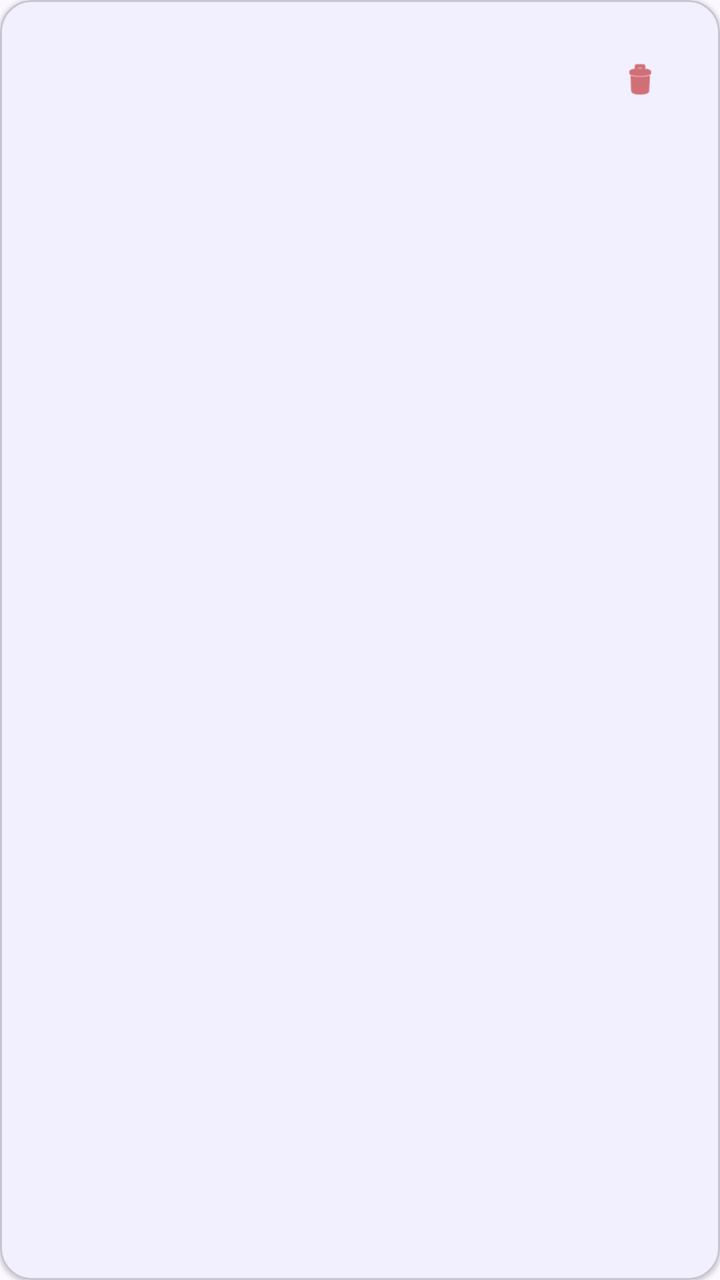
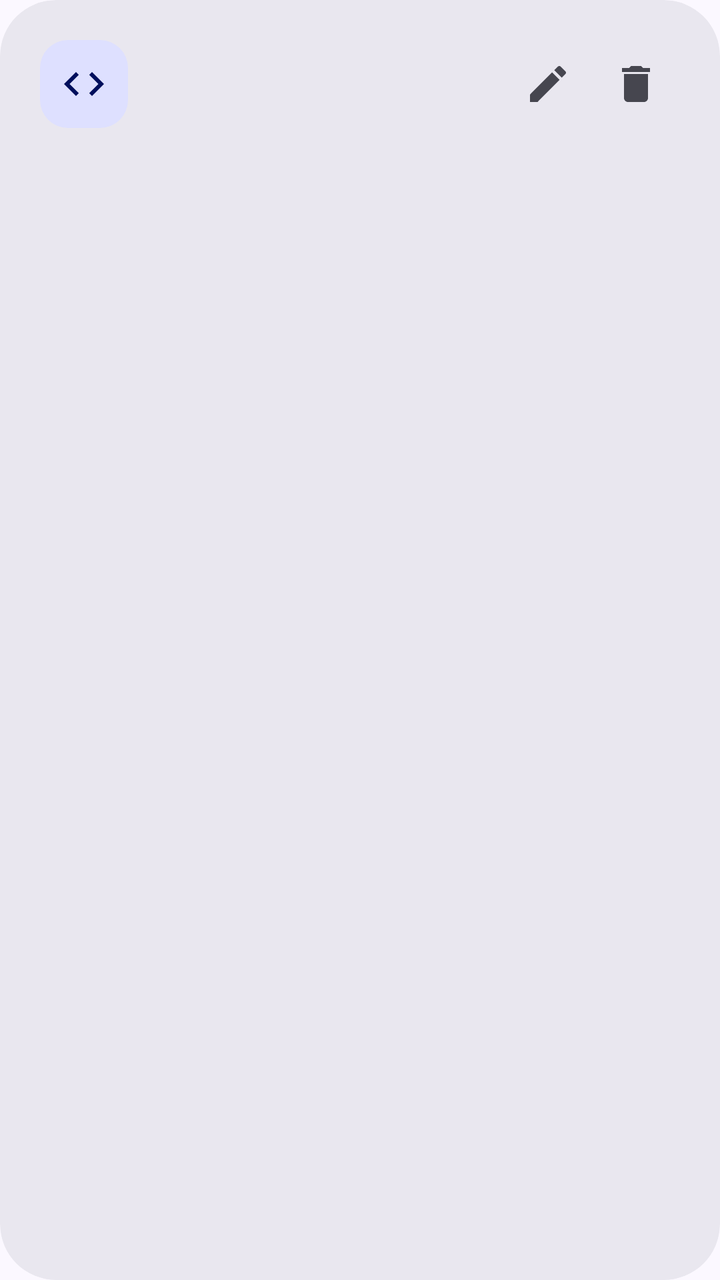

Screens rendered from an Android XML layout before and after an edit, with the pre-edit source and the edit as a unified diff.
<!-- AndroidManifest.xml: application theme Theme.HydroLinkServer -->
<!-- res/layout/item_command.xml -->
<?xml version="1.0" encoding="utf-8"?>
<com.google.android.material.card.MaterialCardView
    xmlns:android="http://schemas.android.com/apk/res/android"
    xmlns:app="http://schemas.android.com/apk/res-auto"
    android:layout_width="match_parent"
    android:layout_height="wrap_content"
    android:layout_marginHorizontal="16dp"
    android:layout_marginVertical="4dp"
    app:cardCornerRadius="16dp"
    app:cardElevation="1dp">

    <LinearLayout
        android:layout_width="match_parent"
        android:layout_height="wrap_content"
        android:orientation="horizontal"
        android:padding="16dp"
        android:gravity="center_vertical">

        <LinearLayout
            android:layout_width="0dp"
            android:layout_height="wrap_content"
            android:layout_weight="1"
            android:orientation="vertical">

            <TextView
                android:id="@+id/tvCommandName"
                android:layout_width="match_parent"
                android:layout_height="wrap_content"
                android:textAppearance="?attr/textAppearanceTitleMedium"
                android:textColor="?attr/colorOnSurface"
                android:maxLines="1"
                android:ellipsize="end" />

            <TextView
                android:id="@+id/tvCommandContent"
                android:layout_width="match_parent"
                android:layout_height="wrap_content"
                android:layout_marginTop="2dp"
                android:textAppearance="?attr/textAppearanceBodySmall"
                android:textColor="?attr/colorOnSurfaceVariant"
                android:fontFamily="monospace"
                android:textSize="12sp"
                android:maxLines="1"
                android:ellipsize="end" />
        </LinearLayout>

        <com.google.android.material.button.MaterialButton
            android:id="@+id/btnDeleteCommand"
            style="@style/Widget.Material3.Button.IconButton"
            android:layout_width="wrap_content"
            android:layout_height="wrap_content"
            app:icon="@android:drawable/ic_menu_delete"
            app:iconTint="?attr/colorError" />
    </LinearLayout>
</com.google.android.material.card.MaterialCardView>
<!-- resources referenced by this layout -->
<resources>
  <color name="md_theme_primary">#4f61ff</color>
  <color name="md_theme_onPrimary">#ffffff</color>
  <color name="md_theme_primaryContainer">#dee0ff</color>
  <color name="md_theme_secondary">#5b5d72</color>
  <color name="md_theme_onSecondary">#ffffff</color>
  <color name="md_theme_secondaryContainer">#e0e1f9</color>
  <color name="md_theme_tertiary">#77536d</color>
  <color name="md_theme_onTertiary">#ffffff</color>
  <color name="md_theme_tertiaryContainer">#ffd7f1</color>
  <color name="md_theme_error">#ba1a1a</color>
  <color name="md_theme_onError">#ffffff</color>
  <color name="md_theme_errorContainer">#ffdad6</color>
  <color name="md_theme_onErrorContainer">#410002</color>
  <color name="md_theme_background">#fbf8ff</color>
  <color name="md_theme_onBackground">#1b1b21</color>
  <color name="md_theme_surface">#fbf8ff</color>
  <color name="md_theme_onSurface">#1b1b21</color>
  <color name="md_theme_surfaceVariant">#e3e1ec</color>
  <color name="md_theme_onSurfaceVariant">#46464f</color>
  <color name="md_theme_outline">#777680</color>
  <color name="md_theme_outlineVariant">#c7c5d0</color>
  <color name="md_theme_surfaceDim">#dbd9e1</color>
  <color name="md_theme_surfaceBright">#fbf8ff</color>
  <color name="md_theme_surfaceContainer">#efedf4</color>
  <!-- unchanged entries left out for length: 11 -->
</resources>

<!-- the commit's change to res/layout/item_command.xml (unified diff, before → after) -->
@@ -2,23 +2,27 @@
 <com.google.android.material.card.MaterialCardView
     xmlns:android="http://schemas.android.com/apk/res/android"
     xmlns:app="http://schemas.android.com/apk/res-auto"
+    style="@style/Widget.Hydro.Card"
     android:layout_width="match_parent"
     android:layout_height="wrap_content"
     android:layout_marginHorizontal="16dp"
-    android:layout_marginVertical="4dp"
-    app:cardCornerRadius="16dp"
-    app:cardElevation="1dp">
+    android:layout_marginTop="4dp">
 
     <LinearLayout
         android:layout_width="match_parent"
         android:layout_height="wrap_content"
         android:orientation="horizontal"
-        android:padding="16dp"
         android:gravity="center_vertical">
+
+        <ImageView
+            style="@style/Widget.Hydro.RowIcon"
+            android:contentDescription=""
+            android:src="@drawable/ic_command" />
 
         <LinearLayout
             android:layout_width="0dp"
             android:layout_height="wrap_content"
+            android:layout_marginStart="14dp"
             android:layout_weight="1"
             android:orientation="vertical">
 
@@ -39,17 +43,20 @@
                 android:textAppearance="?attr/textAppearanceBodySmall"
                 android:textColor="?attr/colorOnSurfaceVariant"
                 android:fontFamily="monospace"
-                android:textSize="12sp"
                 android:maxLines="1"
                 android:ellipsize="end" />
         </LinearLayout>
 
-        <com.google.android.material.button.MaterialButton
+        <ImageButton
+            android:id="@+id/btnEditCommand"
+            style="@style/Widget.Hydro.IconButton"
+            android:contentDescription="编辑命令"
+            android:src="@drawable/ic_edit" />
+
+        <ImageButton
             android:id="@+id/btnDeleteCommand"
-            style="@style/Widget.Material3.Button.IconButton"
-            android:layout_width="wrap_content"
-            android:layout_height="wrap_content"
-            app:icon="@android:drawable/ic_menu_delete"
-            app:iconTint="?attr/colorError" />
+            style="@style/Widget.Hydro.IconButton"
+            android:contentDescription="删除命令"
+            android:src="@drawable/ic_delete" />
     </LinearLayout>
 </com.google.android.material.card.MaterialCardView>
<!-- resource entries referenced after the edit -->
@@ -1,5 +1,50 @@
 <!-- resources referenced by this layout -->
 <resources>
+  <!-- drawable ic_command (drawable) -->
+  <vector xmlns:android="http://schemas.android.com/apk/res/android"
+      android:width="24dp" android:height="24dp"
+      android:viewportWidth="24" android:viewportHeight="24">
+      <path android:fillColor="@android:color/white" android:pathData="M9.4,16.6L4.8,12l4.6,-4.6L8,6l-6,6 6,6 1.4,-1.4zM14.6,16.6l4.6,-4.6 -4.6,-4.6L16,6l6,6 -6,6 -1.4,-1.4z" />
+  </vector>
+  <!-- drawable ic_delete (drawable) -->
+  <vector xmlns:android="http://schemas.android.com/apk/res/android"
+      android:width="24dp" android:height="24dp"
+      android:viewportWidth="24" android:viewportHeight="24">
+      <path android:fillColor="@android:color/white" android:pathData="M6,19c0,1.1 0.9,2 2,2h8c1.1,0 2,-0.9 2,-2V7H6v12zM19,4h-3.5l-1,-1h-5l-1,1H5v2h14V4z" />
+  </vector>
+  <!-- drawable ic_edit (drawable) -->
+  <vector xmlns:android="http://schemas.android.com/apk/res/android"
+      android:width="24dp" android:height="24dp"
+      android:viewportWidth="24" android:viewportHeight="24">
+      <path android:fillColor="@android:color/white" android:pathData="M3,17.25V21h3.75L17.81,9.94l-3.75,-3.75L3,17.25zM20.71,7.04c0.39,-0.39 0.39,-1.02 0,-1.41l-2.34,-2.34c-0.39,-0.39 -1.02,-0.39 -1.41,0l-1.83,1.83 3.75,3.75 1.83,-1.83z" />
+  </vector>
+  <style name="Widget.Hydro.Card" parent="Widget.Material3.CardView.Filled">
+          <item name="cardCornerRadius">28dp</item>
+          <item name="cardElevation">0dp</item>
+          <item name="cardBackgroundColor">?attr/colorSurfaceContainerHigh</item>
+          <item name="contentPadding">20dp</item>
+          <item name="android:layout_marginBottom">12dp</item>
+      </style>
+  <style name="Widget.Hydro.IconButton" parent="Widget.Material3.Button.IconButton">
+          <item name="android:layout_width">44dp</item>
+          <item name="android:layout_height">44dp</item>
+          <item name="android:padding">10dp</item>
+          <item name="android:background">?attr/selectableItemBackgroundBorderless</item>
+          <item name="android:tint">?attr/colorOnSurfaceVariant</item>
+      </style>
+  <style name="Widget.Hydro.RowIcon" parent="">
+          <item name="android:layout_width">44dp</item>
+          <item name="android:layout_height">44dp</item>
+          <item name="android:padding">10dp</item>
+          <item name="android:background">@drawable/bg_row_icon</item>
+          <item name="android:tint">?attr/colorOnPrimaryContainer</item>
+      </style>
+  <!-- drawable bg_row_icon (drawable) -->
+  <?xml version="1.0" encoding="utf-8"?>
+  <shape xmlns:android="http://schemas.android.com/apk/res/android" android:shape="rectangle">
+      <corners android:radius="14dp" />
+      <solid android:color="?attr/colorPrimaryContainer" />
+  </shape>
   <color name="md_theme_primary">#4f61ff</color>
   <color name="md_theme_onPrimary">#ffffff</color>
   <color name="md_theme_primaryContainer">#dee0ff</color>
